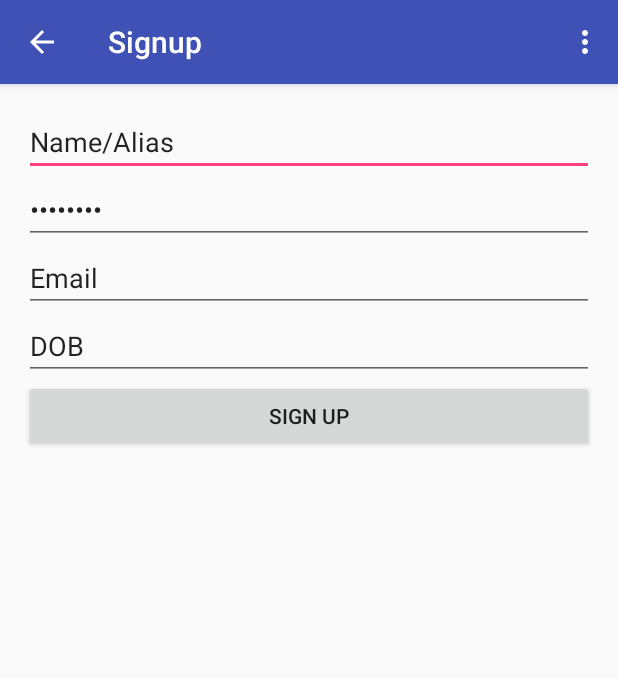
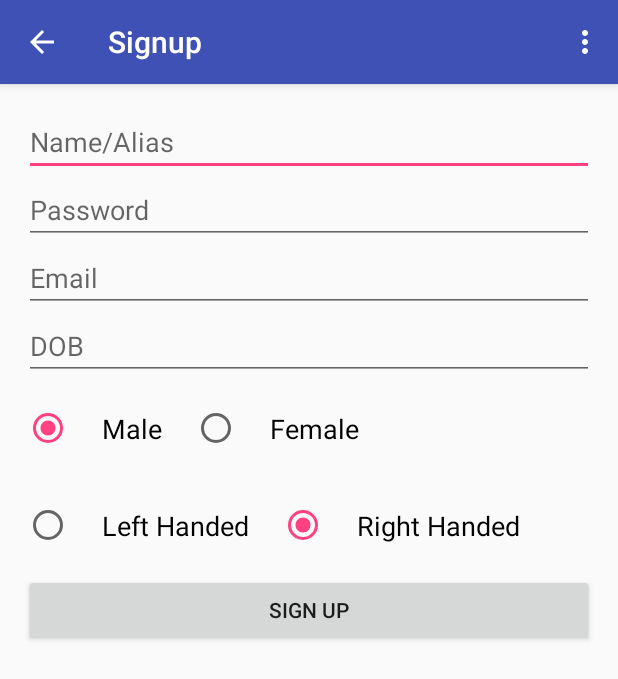
Before and after one commit to abdu355/ParkNosis, an Android app: the Signup screen opened directly, with no data from a screen before it, on a phone screen of 412 x 824 dp. Shown: the top 679 px of the screen. Run offline under Robolectric (Android 15) with nearby library versions, the light colour scheme and no system bars.

Commit message:
v1.17.5
* Spiral data can now be uploaded to parse manually from the Redraw screen.
* Signup now has gender and dominant hand radio options, this will help us in the data gathering process.
* fixed a crash that was caused by Parse push in Accelerometer class.

```diff
--- a/app/src/main/java/com/example/b00047562/parkinson_mhealth/Accelerometer.java
+++ b/app/src/main/java/com/example/b00047562/parkinson_mhealth/Accelerometer.java
@@ -223,7 +223,7 @@ public class Accelerometer extends AppCompatActivity implements SensorEventListe
                 /*TODO
                 instead of using all these lines of code above use this line below:
                  */
-                customParse.pushParseData(ParseUser.getCurrentUser(),"AccelData","ArrayList",json); //user pointer
+                customParse.pushParseData(ParseUser.getCurrentUser(),"AccelData","ArrayList",json,"",""); //user pointer
                 openChart();
                 break;
             case R.id.analysis_btn:
--- a/app/src/main/java/com/example/b00047562/parkinson_mhealth/Signup.java
+++ b/app/src/main/java/com/example/b00047562/parkinson_mhealth/Signup.java
@@ -15,6 +15,8 @@ import android.view.View;
 import android.view.Window;
 import android.widget.Button;
 import android.widget.EditText;
+import android.widget.RadioButton;
+import android.widget.RadioGroup;
 
 import com.parse.ParseException;
 import com.parse.ParseUser;
@@ -27,7 +29,10 @@ public class Signup extends ActionBarActivity {
     protected EditText passwordEditText;
     protected EditText emailEditText;
     protected EditText dobEditText;
+    protected RadioGroup gender, domhand;
+    protected RadioButton male,female,lh,rh;
     protected Button signUpButton;
+    private String genderselection,domhandselection;
 
 
     @Override
@@ -47,27 +52,64 @@ public class Signup extends ActionBarActivity {
         emailEditText = (EditText)findViewById(R.id.et_email);
         signUpButton = (Button)findViewById(R.id.btn_sign);
         dobEditText = (EditText)findViewById(R.id.et_dob);
+        gender = (RadioGroup)findViewById(R.id.gender);
+        domhand=(RadioGroup)findViewById(R.id.domhand);
+        male = (RadioButton)findViewById(R.id.radioButton_male);
+        female = (RadioButton)findViewById(R.id.radioButton_female);
+        rh=(RadioButton)findViewById(R.id.radioButton_rh);
+        lh= (RadioButton)findViewById(R.id.radioButton_lh);
+        genderselection="Male";
+        domhandselection="Right Handed";
 
+
+        gender.setOnCheckedChangeListener(new RadioGroup.OnCheckedChangeListener() {
+
+            @Override
+            public void onCheckedChanged(RadioGroup group, int checkedId) {
+                // find which radio button is selected
+                if(checkedId == R.id.radioButton_male) {
+                    genderselection = male.getText().toString();
+                }
+                else{
+                    genderselection = female.getText().toString();
+                }
+            }
+
+        });
+        domhand.setOnCheckedChangeListener(new RadioGroup.OnCheckedChangeListener(){
+
+            @Override
+            public void onCheckedChanged(RadioGroup group, int checkedId) {
+                if(checkedId==R.id.radioButton_rh)
+                {
+                    domhandselection=rh.getText().toString();
+                }
+                else{
+                    domhandselection=lh.getText().toString();
+                }
+            }
+        });
         signUpButton.setOnClickListener(new View.OnClickListener() {
             @Override
             public void onClick(View v) {
                 String username = usernameEditText.getText().toString();
                 String password = passwordEditText.getText().toString();
                 String email = emailEditText.getText().toString();
+                String dob = dobEditText.getText().toString();
+
 
                 username = username.trim();
                 password = password.trim();
                 email = email.trim();
 
-                if (username.isEmpty() || password.isEmpty() || email.isEmpty()) {
+                if (username.isEmpty() || password.isEmpty() || email.isEmpty() || dob.isEmpty()) {
                     AlertDialog.Builder builder = new AlertDialog.Builder(Signup.this);
                     builder.setMessage(R.string.signup_error_message)
                             .setTitle(R.string.signup_error_title)
                             .setPositiveButton(android.R.string.ok, null);
                     AlertDialog dialog = builder.create();
                     dialog.show();
-                }
-                else {
+                } else {
                     //setProgressBarIndeterminateVisibility(true);
 
                     ParseUser newUser = new ParseUser();//create new user data
@@ -75,6 +117,8 @@ public class Signup extends ActionBarActivity {
                     newUser.setPassword(password);
                     newUser.setEmail(email);
                     newUser.put("DOB", dobEditText.getText().toString());
+                    newUser.put("Gender", genderselection);
+                    newUser.put("DomHand" ,domhandselection);
 
                     //newUser.pinInBackground();
                     newUser.signUpInBackground(new SignUpCallback() {
@@ -88,8 +132,7 @@ public class Signup extends ActionBarActivity {
                                 intent.addFlags(Intent.FLAG_ACTIVITY_NEW_TASK);
                                 intent.addFlags(Intent.FLAG_ACTIVITY_CLEAR_TASK);
                                 startActivity(intent);
-                            }
-                            else {
+                            } else {
                                 try {
                                     AlertDialog.Builder builder = new AlertDialog.Builder(Signup.this);
                                     builder.setMessage(e.getMessage())
--- a/app/src/main/java/com/example/b00047562/parkinson_mhealth/Spiral.java
+++ b/app/src/main/java/com/example/b00047562/parkinson_mhealth/Spiral.java
@@ -20,6 +20,7 @@ import android.widget.Toast;
 public class Spiral extends AppCompatActivity implements  View.OnClickListener {
 
     public static Button redrawopen;
+
     private DrawView myview;
     public static TextView alert;
 
--- a/app/src/main/res/layout/content_signup.xml
+++ b/app/src/main/res/layout/content_signup.xml
@@ -21,7 +21,7 @@
             android:layout_width="match_parent"
             android:layout_height="wrap_content"
             android:inputType="textPersonName"
-            android:text="@string/et_name"
+            android:hint="@string/et_name"
             android:ems="10"
             android:id="@+id/et_name"
             android:layout_gravity="center_horizontal" />
@@ -33,7 +33,7 @@
             android:ems="10"
             android:id="@+id/et_pass"
             android:layout_gravity="center_horizontal"
-            android:text="@string/et_passsign" />
+            android:hint="@string/et_passsign" />
 
         <EditText
             android:layout_width="match_parent"
@@ -42,7 +42,7 @@
             android:ems="10"
             android:id="@+id/et_email"
             android:layout_gravity="center_horizontal"
-            android:text="@string/et_emailsign" />
+            android:hint="@string/et_emailsign" />
 
         <EditText
             android:layout_width="match_parent"
@@ -51,7 +51,57 @@
             android:ems="10"
             android:id="@+id/et_dob"
             android:layout_gravity="center_horizontal"
-            android:text="@string/et_dob" />
+            android:hint="@string/et_dob" />
+
+        <RadioGroup
+            android:layout_width="match_parent"
+            android:layout_height="wrap_content"
+            android:orientation="horizontal"
+            android:id="@+id/gender">
+
+            <RadioButton
+                android:layout_width="wrap_content"
+                android:layout_height="wrap_content"
+                android:text="Male"
+                android:id="@+id/radioButton_male"
+                android:checked="true"
+                android:padding="20dp"
+                android:textSize="18sp" />
+
+            <RadioButton
+                android:layout_width="wrap_content"
+                android:layout_height="wrap_content"
+                android:text="Female"
+                android:id="@+id/radioButton_female"
+                android:checked="false"
+                android:padding="20dp"
+                android:textSize="18sp" />
+        </RadioGroup>
+
+        <RadioGroup
+            android:layout_width="match_parent"
+            android:layout_height="wrap_content"
+            android:orientation="horizontal"
+            android:id="@+id/domhand" >
+
+            <RadioButton
+                android:layout_width="wrap_content"
+                android:layout_height="wrap_content"
+                android:text="Left Handed"
+                android:id="@+id/radioButton_lh"
+                android:checked="false"
+                android:padding="20dp"
+                android:textSize="18sp" />
+
+            <RadioButton
+                android:layout_width="wrap_content"
+                android:layout_height="wrap_content"
+                android:text="Right Handed"
+                android:id="@+id/radioButton_rh"
+                android:checked="true"
+                android:padding="20dp"
+                android:textSize="18sp" />
+        </RadioGroup>
 
         <Button
             android:layout_width="fill_parent"
```
Also changed, not shown: app/src/main/java/com/example/b00047562/parkinson_mhealth/SpiralRedraw.java (+12 -1 lines), app/src/main/res/layout/content_spiral_redraw.xml (+9 -0 lines).
